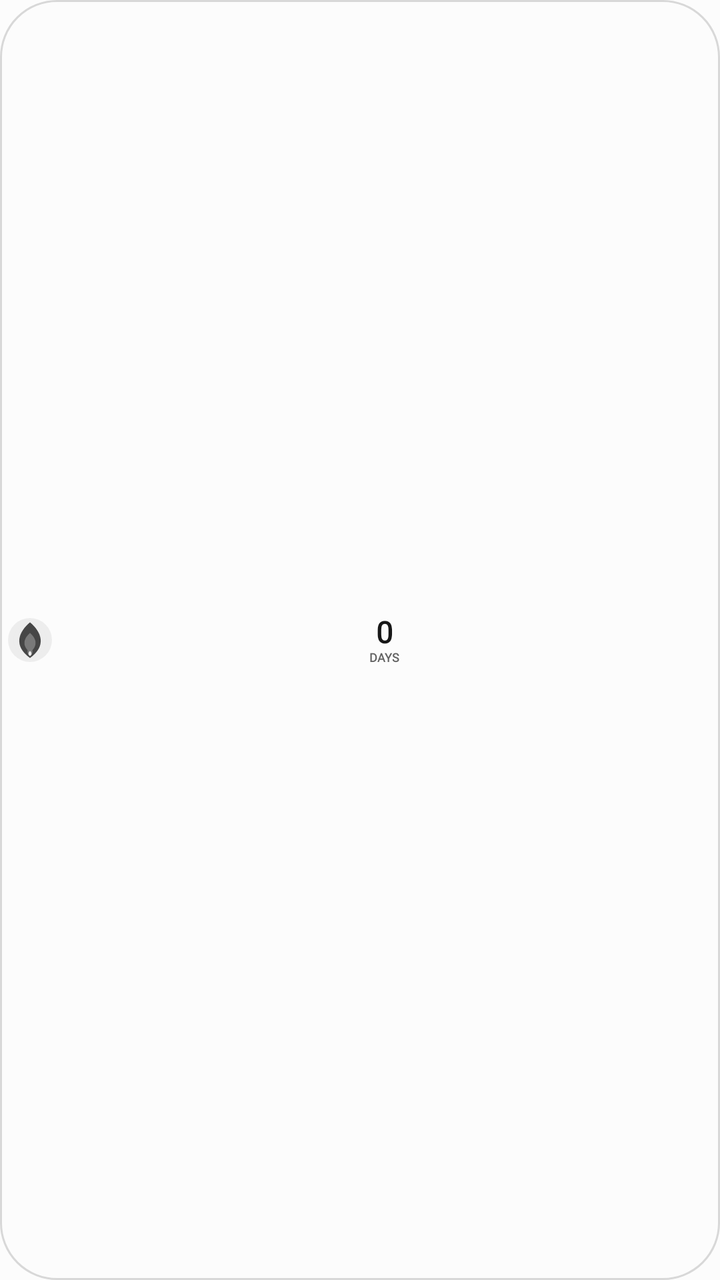
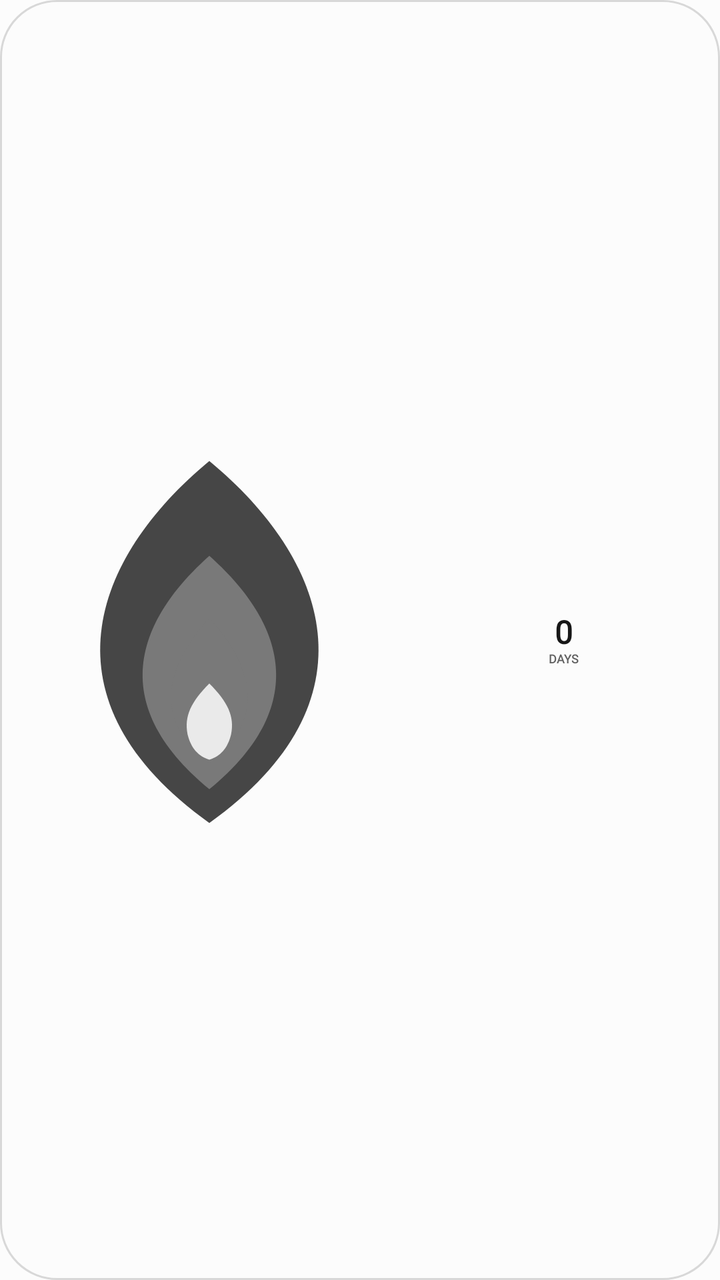

Screens rendered from an Android XML layout before and after an edit, with the pre-edit source and the edit as a unified diff.
<!-- AndroidManifest.xml: application theme Theme.StreakWidget -->
<!-- res/layout/widget_layout_tile.xml -->
<?xml version="1.0" encoding="utf-8"?>
<FrameLayout xmlns:android="http://schemas.android.com/apk/res/android"
    android:id="@+id/widget_background"
    android:layout_width="match_parent"
    android:layout_height="match_parent"
    android:background="@drawable/widget_bg_shape"
    android:padding="4dp">

    <LinearLayout
        android:layout_width="match_parent"
        android:layout_height="match_parent"
        android:gravity="center"
        android:orientation="horizontal">

        <FrameLayout
            android:layout_width="22dp"
            android:layout_height="22dp">

            <ImageView android:id="@+id/widget_flame_glow" android:layout_width="22dp" android:layout_height="22dp" android:layout_gravity="center" android:contentDescription="@null" android:src="@drawable/widget_flame_glow" />
            <ImageView android:id="@+id/widget_flame_outer" android:layout_width="20dp" android:layout_height="20dp" android:layout_gravity="center" android:contentDescription="@null" android:src="@drawable/ic_widget_flame_outer" />
            <ImageView android:id="@+id/widget_flame_mid" android:layout_width="16dp" android:layout_height="16dp" android:layout_gravity="center" android:contentDescription="@null" android:src="@drawable/ic_widget_flame_mid" />
            <ImageView android:id="@+id/widget_flame_inner" android:layout_width="12dp" android:layout_height="12dp" android:layout_gravity="center_horizontal|bottom" android:layout_marginBottom="1dp" android:contentDescription="@null" android:src="@drawable/ic_widget_flame_inner" />
        </FrameLayout>

        <LinearLayout
            android:layout_width="0dp"
            android:layout_height="wrap_content"
            android:layout_marginStart="2dp"
            android:layout_weight="1"
            android:gravity="center"
            android:orientation="vertical">

            <TextView
                android:id="@+id/widget_streak_count"
                style="@style/WidgetText"
                android:layout_width="match_parent"
                android:layout_height="wrap_content"
                android:autoSizeTextType="uniform"
                android:autoSizeMinTextSize="9sp"
                android:autoSizeMaxTextSize="15sp"
                android:autoSizeStepGranularity="1sp"
                android:gravity="center"
                android:includeFontPadding="false"
                android:maxLines="1"
                android:text="@string/widget_preview_count"
                android:textColor="@color/widget_text_primary"
                android:textSize="15sp"
                android:textStyle="bold" />

            <TextView
                android:id="@+id/widget_streak_label"
                style="@style/WidgetText"
                android:layout_width="match_parent"
                android:layout_height="wrap_content"
                android:gravity="center"
                android:includeFontPadding="false"
                android:maxLines="1"
                android:text="@string/widget_preview_days"
                android:textColor="@color/widget_text_muted"
                android:textSize="6sp"
                android:textStyle="bold" />
        </LinearLayout>
    </LinearLayout>

    <TextView android:id="@+id/widget_eyebrow" style="@style/WidgetText" android:layout_width="1dp" android:layout_height="1dp" android:visibility="gone" />
    <TextView android:id="@+id/widget_habit_name" style="@style/WidgetText" android:layout_width="1dp" android:layout_height="1dp" android:visibility="gone" />
    <TextView android:id="@+id/widget_status" style="@style/WidgetText" android:layout_width="1dp" android:layout_height="1dp" android:visibility="gone" />
    <TextView android:id="@+id/widget_task_progress" style="@style/WidgetText" android:layout_width="1dp" android:layout_height="1dp" android:visibility="gone" />
    <TextView android:id="@+id/widget_check_in" style="@style/WidgetText" android:layout_width="1dp" android:layout_height="1dp" android:visibility="gone" />
</FrameLayout>
<!-- resources referenced by this layout -->
<resources>
  <color name="widget_text_muted">#626262</color>
  <color name="widget_text_primary">#171717</color>
  <!-- drawable ic_widget_flame_inner (drawable) -->
  <?xml version="1.0" encoding="utf-8"?>
  <vector xmlns:android="http://schemas.android.com/apk/res/android"
      android:width="100dp"
      android:height="100dp"
      android:viewportWidth="100"
      android:viewportHeight="100">
      
      <path
          android:fillColor="@color/widget_flame_idle_inner"
          android:pathData="M50,44 C62,57 66,72 50,84 C34,72 38,57 50,44 Z" />
      <path
          android:fillColor="#FFFFFF"
          android:pathData="M50,62 C55,67 57,71 56,76 C55,80 53,82 50,83 C47,82 45,80 44,76 C43,71 45,67 50,62 Z"
          android:fillAlpha="0.85" />
  </vector>
  <!-- drawable ic_widget_flame_mid (drawable) -->
  <?xml version="1.0" encoding="utf-8"?>
  <vector xmlns:android="http://schemas.android.com/apk/res/android"
      android:width="100dp"
      android:height="100dp"
      android:viewportWidth="100"
      android:viewportHeight="100">
      
      <path
          android:fillColor="@color/widget_flame_idle_inner"
          android:pathData="M50,28 C68,44 78,66 50,89 C22,66 32,44 50,28 Z" />
  </vector>
  <!-- drawable ic_widget_flame_outer (drawable) -->
  <?xml version="1.0" encoding="utf-8"?>
  <vector xmlns:android="http://schemas.android.com/apk/res/android"
      android:width="100dp"
      android:height="100dp"
      android:viewportWidth="100"
      android:viewportHeight="100">
      
      <path
          android:fillColor="@color/widget_flame_idle_outer"
          android:pathData="M50,6 C79,30 92,65 50,95 C8,65 21,30 50,6 Z" />
  </vector>
  <!-- drawable widget_bg_shape (drawable) -->
  <?xml version="1.0" encoding="utf-8"?>
  <shape xmlns:android="http://schemas.android.com/apk/res/android" android:shape="rectangle">
      <solid android:color="@color/widget_surface" />
      <corners android:radius="28dp" />
      <stroke
          android:width="1dp"
          android:color="@color/widget_outline" />
  </shape>
  <!-- drawable widget_flame_glow (drawable) -->
  <?xml version="1.0" encoding="utf-8"?>
  <shape xmlns:android="http://schemas.android.com/apk/res/android" android:shape="oval">
      <gradient
          android:centerX="0.5"
          android:centerY="0.5"
          android:endColor="@android:color/transparent"
          android:gradientRadius="48dp"
          android:startColor="@color/widget_flame_idle_glow"
          android:type="radial" />
  </shape>
  <string name="widget_preview_count">0</string>
  <string name="widget_preview_days">DAYS</string>
  <style name="WidgetText">
          <item name="android:fontFamily">serif</item>
      </style>
  <style name="Theme.StreakWidget" parent="android:Theme.Material.Light.NoActionBar">
          <item name="android:windowBackground">#FCFCFC</item>
          <item name="android:colorAccent">#151515</item>
          <item name="android:statusBarColor">#FCFCFC</item>
          <item name="android:navigationBarColor">#FCFCFC</item>
          <item name="android:windowLightStatusBar">true</item>
          <item name="android:windowNoTitle">true</item>
      </style>
  <color name="widget_flame_idle_inner">#797979</color>
  <color name="widget_flame_idle_outer">#464646</color>
  <color name="widget_surface">#FCFCFC</color>
  <color name="widget_outline">#D8D8D8</color>
  <color name="widget_flame_idle_glow">#14171717</color>
</resources>

<!-- the commit's change to res/layout/widget_layout_tile.xml (unified diff, before → after) -->
@@ -4,7 +4,7 @@
     android:layout_width="match_parent"
     android:layout_height="match_parent"
     android:background="@drawable/widget_bg_shape"
-    android:padding="4dp">
+    android:padding="3dp">
 
     <LinearLayout
         android:layout_width="match_parent"
@@ -13,19 +13,19 @@
         android:orientation="horizontal">
 
         <FrameLayout
-            android:layout_width="22dp"
-            android:layout_height="22dp">
+            android:layout_width="0dp"
+            android:layout_height="match_parent"
+            android:layout_weight="1.35">
 
-            <ImageView android:id="@+id/widget_flame_glow" android:layout_width="22dp" android:layout_height="22dp" android:layout_gravity="center" android:contentDescription="@null" android:src="@drawable/widget_flame_glow" />
-            <ImageView android:id="@+id/widget_flame_outer" android:layout_width="20dp" android:layout_height="20dp" android:layout_gravity="center" android:contentDescription="@null" android:src="@drawable/ic_widget_flame_outer" />
-            <ImageView android:id="@+id/widget_flame_mid" android:layout_width="16dp" android:layout_height="16dp" android:layout_gravity="center" android:contentDescription="@null" android:src="@drawable/ic_widget_flame_mid" />
-            <ImageView android:id="@+id/widget_flame_inner" android:layout_width="12dp" android:layout_height="12dp" android:layout_gravity="center_horizontal|bottom" android:layout_marginBottom="1dp" android:contentDescription="@null" android:src="@drawable/ic_widget_flame_inner" />
+            <ImageView android:id="@+id/widget_flame_glow" android:layout_width="match_parent" android:layout_height="match_parent" android:contentDescription="@null" android:scaleType="fitCenter" android:src="@drawable/widget_flame_glow" />
+            <ImageView android:id="@+id/widget_flame_outer" android:layout_width="match_parent" android:layout_height="match_parent" android:contentDescription="@null" android:scaleType="fitCenter" android:src="@drawable/ic_widget_flame_outer" />
+            <ImageView android:id="@+id/widget_flame_mid" android:layout_width="match_parent" android:layout_height="match_parent" android:contentDescription="@null" android:padding="6dp" android:scaleType="fitCenter" android:src="@drawable/ic_widget_flame_mid" />
+            <ImageView android:id="@+id/widget_flame_inner" android:layout_width="match_parent" android:layout_height="match_parent" android:contentDescription="@null" android:padding="11dp" android:scaleType="fitCenter" android:src="@drawable/ic_widget_flame_inner" />
         </FrameLayout>
 
         <LinearLayout
             android:layout_width="0dp"
             android:layout_height="wrap_content"
-            android:layout_marginStart="2dp"
             android:layout_weight="1"
             android:gravity="center"
             android:orientation="vertical">
@@ -37,14 +37,14 @@
                 android:layout_height="wrap_content"
                 android:autoSizeTextType="uniform"
                 android:autoSizeMinTextSize="9sp"
-                android:autoSizeMaxTextSize="15sp"
+                android:autoSizeMaxTextSize="16sp"
                 android:autoSizeStepGranularity="1sp"
                 android:gravity="center"
                 android:includeFontPadding="false"
                 android:maxLines="1"
                 android:text="@string/widget_preview_count"
                 android:textColor="@color/widget_text_primary"
-                android:textSize="15sp"
+                android:textSize="16sp"
                 android:textStyle="bold" />
 
             <TextView
